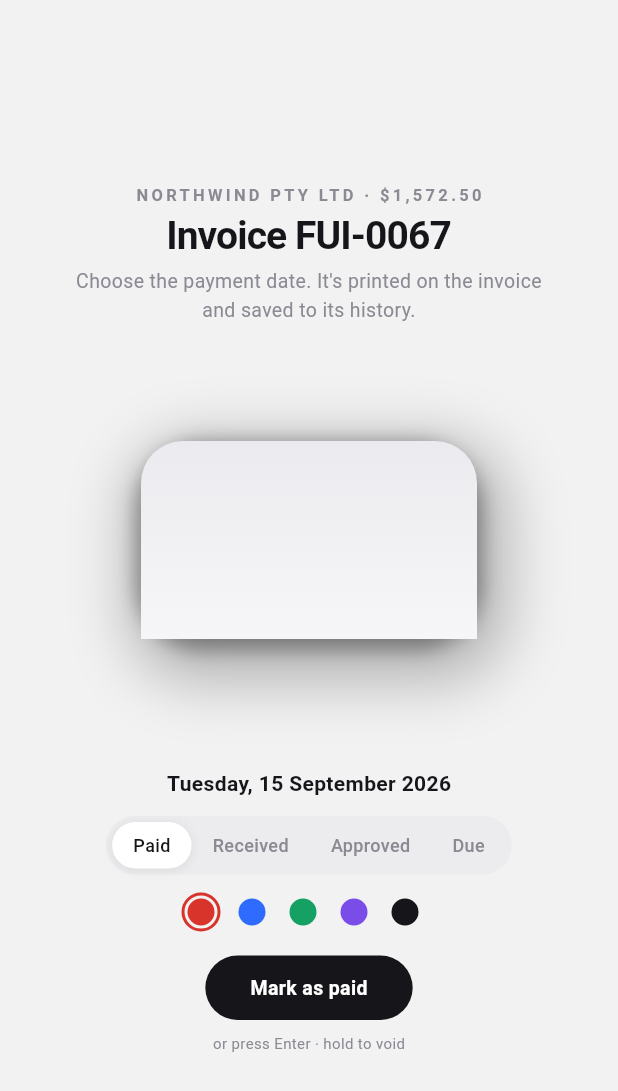
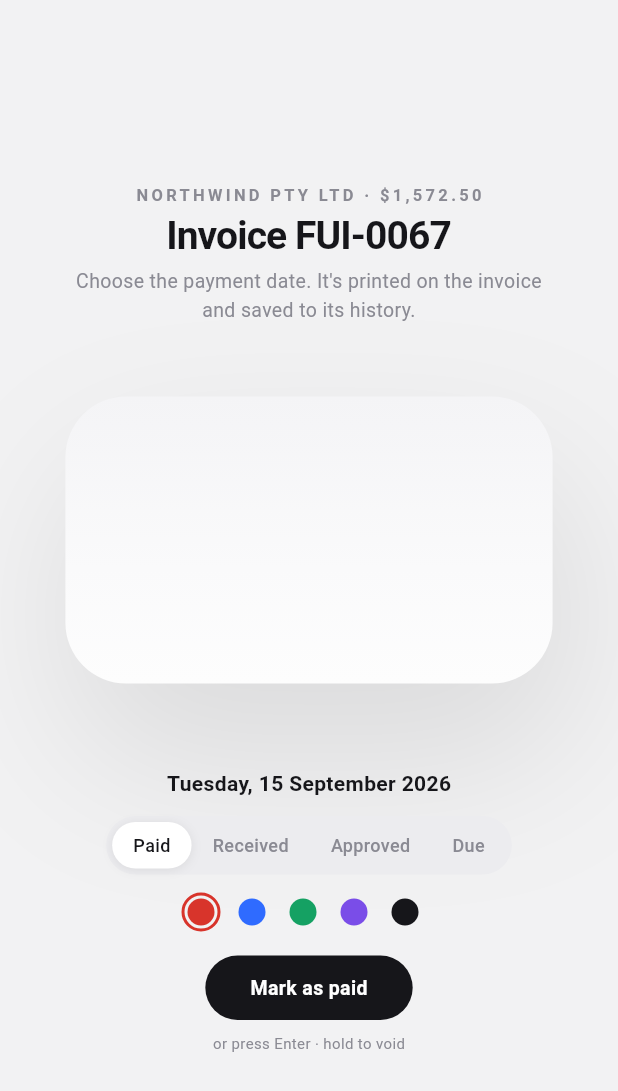
Before and after one commit to sixtusagbo/feral_stamp, a Flutter app: the screen it shows after launch, on a phone screen of 412 x 824 dp. Shown: the top 1091 px of the screen. Run offline on Flutter 3.47's test engine with Material 3 defaults, Android fonts, the phone set to English and light mode, and no system bars; Roboto replaces fonts that are missing (Helvetica Neue).

Commit message:
Make the resting state a card: four corners, soft lift, larger

```diff
--- a/lib/src/stamp_page.dart
+++ b/lib/src/stamp_page.dart
@@ -248,7 +248,10 @@ class _StampPageState extends State<StampPage>
     final lift = hoverLift * t * settle;
 
     final exitOffset = Offset(0, -exit * 430);
-    final exitScale = 1 + 0.16 * exit;
+
+    // At rest the card is bigger than the box is on the page: the camera
+    // pulls back as the page comes into view. 1.45 measured off the reference.
+    final exitScale = (1 + 0.16 * exit) * lerpDouble(1.45, 1.0, t)!;
 
     return SizedBox(
       height: lerpDouble(268, 700, t)!,
@@ -291,6 +294,7 @@ class _StampPageState extends State<StampPage>
                     perspective: perspective,
                     position: position,
                     lift: lift,
+                    rest: 1 - t,
                     width: 224,
                     depth: 132,
                     height: 102,
--- a/lib/src/widgets/stamp_cube.dart
+++ b/lib/src/widgets/stamp_cube.dart
@@ -25,6 +25,7 @@ class StampCube extends StatelessWidget {
     this.height = 118,
     this.position = Offset.zero,
     this.lift = 0,
+    this.rest = 0,
     this.face,
   });
 
@@ -45,6 +46,11 @@ class StampCube extends StatelessWidget {
 
   /// How far the base is raised off the page along its normal.
   final double lift;
+
+  /// 1 while the box is still the flat picker card, 0 once it is on the page.
+  /// At rest it is a card: all four corners round, no wall, a soft lift rather
+  /// than a contact shadow. Those resolve into the box as this falls to 0.
+  final double rest;
 
   /// Content drawn on the top face. Null leaves it blank.
   final Widget? face;
@@ -81,6 +87,7 @@ class StampCube extends StatelessWidget {
             transform: _camera()..translateByDouble(0, 4, 0, 1),
             child: _contact(),
           ),
+          if (rest < 0.98)
             Transform(
               alignment: Alignment.center,
               transform: _camera()
@@ -98,19 +105,30 @@ class StampCube extends StatelessWidget {
     );
   }
 
-  /// The lit top. Slightly darker at the back edge, and it carries the
-  /// rounded corners that read as the box's softened top edges.
+  /// The lid. At rest it is the whole card and rounds on every corner; on the
+  /// page its bottom edge is the crease into the front wall and squares off.
+  /// It also sits a shade lighter at rest, where nothing is casting on it.
   Widget _top() {
+    final bottom = Radius.circular(_topRadius * rest);
     return Container(
       width: width,
       height: depth,
-      decoration: const BoxDecoration(
-        borderRadius: BorderRadius.vertical(top: Radius.circular(_topRadius)),
+      decoration: BoxDecoration(
+        borderRadius: BorderRadius.only(
+          topLeft: const Radius.circular(_topRadius),
+          topRight: const Radius.circular(_topRadius),
+          bottomLeft: bottom,
+          bottomRight: bottom,
+        ),
         gradient: LinearGradient(
           begin: Alignment.topCenter,
           end: Alignment.bottomCenter,
-          colors: [Color(0xFFEBEBEF), Color(0xFFF2F2F5), Color(0xFFF6F6F8)],
-          stops: [0.0, 0.6, 1.0],
+          colors: [
+            Color.lerp(const Color(0xFFEBEBEF), const Color(0xFFF4F4F6), rest)!,
+            Color.lerp(const Color(0xFFF2F2F5), const Color(0xFFFAFAFB), rest)!,
+            Color.lerp(const Color(0xFFF6F6F8), const Color(0xFFFDFDFD), rest)!,
+          ],
+          stops: const [0.0, 0.6, 1.0],
         ),
       ),
       child: face,
@@ -197,9 +215,14 @@ class StampCube extends StatelessWidget {
   /// shadow on the footprint rather than a gradient fill: a radial gradient
   /// reaches transparent at half the shortest side, which is inside the box's
   /// own outline, so nothing of it ever showed.
+  ///
+  /// At rest this is the card's only shadow, and it is a lift, not a drop:
+  /// light, wide, and pushed down a little. On the page it tightens and
+  /// darkens, then spreads and fades again as the box is raised.
   Widget _shadow() {
     final t = (lift / 120).clamp(0.0, 1.0);
-    final strength = 1 - t * 0.7;
+    final ground = 1 - rest;
+    final strength = (1 - t * 0.7) * (0.35 + 0.65 * ground);
     return Container(
       width: width,
       height: depth,
@@ -208,8 +231,9 @@ class StampCube extends StatelessWidget {
         boxShadow: [
           BoxShadow(
             color: Colors.black.withValues(alpha: 0.26 * strength),
-            blurRadius: 34 + t * 30,
-            spreadRadius: 14 + t * 16,
+            blurRadius: 34 + t * 30 + rest * 26,
+            spreadRadius: 14 + t * 16 - rest * 10,
+            offset: Offset(0, 20 * rest),
           ),
         ],
       ),
@@ -217,9 +241,11 @@ class StampCube extends StatelessWidget {
   }
 
   /// A tight dark shadow hugging the base, gone almost as soon as the box
-  /// leaves the page: the cue for the moment of contact.
+  /// leaves the page: the cue for the moment of contact. There is no page to
+  /// contact at rest, so it only exists once the camera has tilted.
   Widget _contact() {
     final t = (lift / 40).clamp(0.0, 1.0);
+    final ground = 1 - rest;
     return Container(
       width: width,
       height: depth,
@@ -227,7 +253,7 @@ class StampCube extends StatelessWidget {
         borderRadius: BorderRadius.circular(_heelRadius),
         boxShadow: [
           BoxShadow(
-            color: Colors.black.withValues(alpha: 0.34 * (1 - t)),
+            color: Colors.black.withValues(alpha: 0.34 * (1 - t) * ground),
             blurRadius: 10,
             spreadRadius: 3,
           ),
```
Also changed, not shown: 3 other files. Lines whose indentation alone changed are shown as unchanged.
